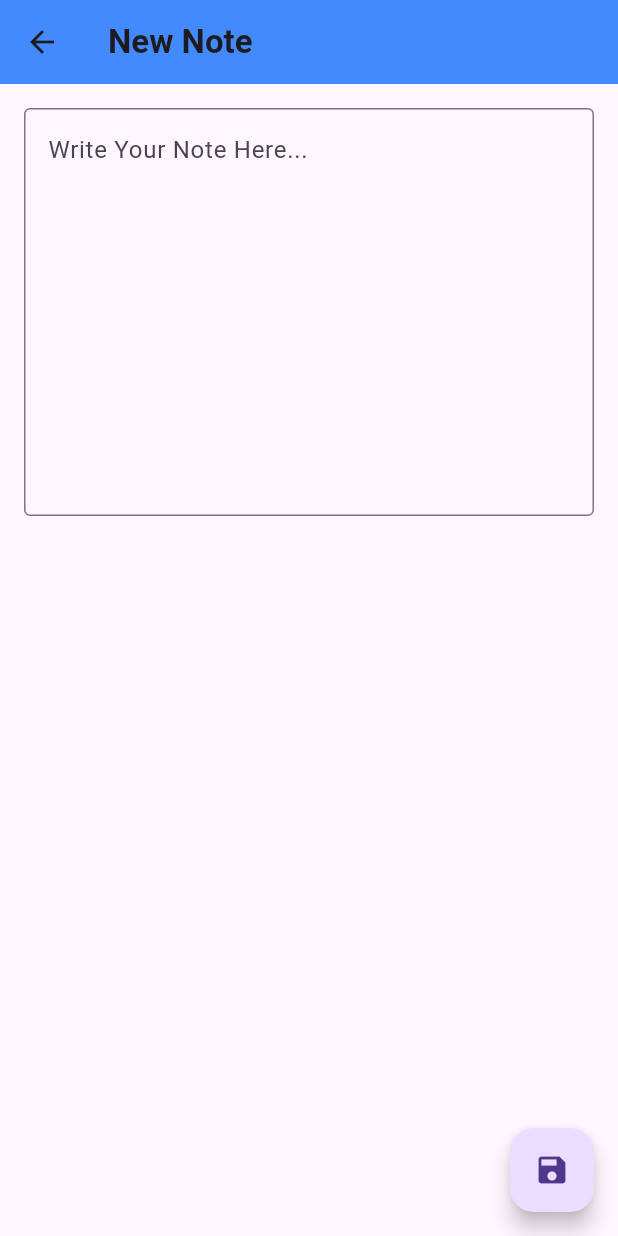
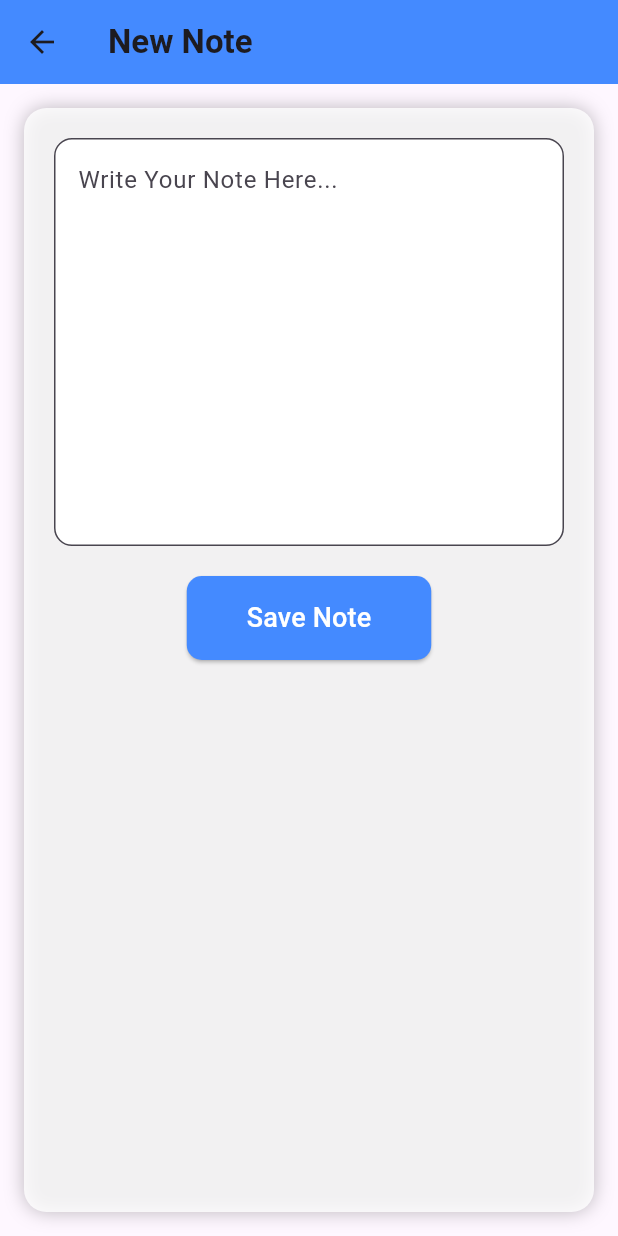
Before and after one commit to Hiteshgurnani123/AI_Notes_App, a Flutter app: the AddEditNoteScreen screen opened directly, on a phone screen of 412 x 824 dp. Run offline on Flutter 3.47's test engine with Material 3 defaults, Android fonts, the phone set to English and light mode, and no system bars; our stand-ins replace firebase_auth; accounts and stored records are empty.

```diff
--- a/lib/AddEditNoteScreen.dart
+++ b/lib/AddEditNoteScreen.dart
@@ -1,5 +1,3 @@
-import 'dart:js';
-
 import 'package:flutter/material.dart';
 
 class AddEditNoteScreen extends StatefulWidget {
@@ -24,21 +22,48 @@ class _AddEditNoteScreenState extends State<AddEditNoteScreen> {
       ),
       body: Padding(
         padding: const EdgeInsets.all(16.0),
-          child: TextField(
+        child: Container(
+          decoration: BoxDecoration(
+            color: Colors.white.withOpacity(0.8),
+            borderRadius: BorderRadius.circular(15),
+            boxShadow: [BoxShadow(color: Colors.black26, blurRadius: 10)],
+          ),
+          padding: EdgeInsets.all(20),
+          child: Column(
+            children: [
+              TextField(
                 controller: _controller,
                 maxLines: 10,
                 decoration: InputDecoration(
                   hintText: "Write Your Note Here...",
-              border: OutlineInputBorder(),
+                  border: OutlineInputBorder(
+                      borderRadius: BorderRadius.circular(12)),
+                  filled: true,
+                  fillColor: Colors.white,
+                ),
+              ),
+              SizedBox(
+                height: 20,
+              ),
+              ElevatedButton(
+                  onPressed: () {
+                    Navigator.pop(context);
+                  },
+                  style: ElevatedButton.styleFrom(
+                    padding: EdgeInsets.symmetric(horizontal: 40, vertical: 15),
+                    backgroundColor: Colors.blueAccent,
+                    shape: RoundedRectangleBorder(
+                        borderRadius: BorderRadius.circular(10)),
+                  ),
+                  child: Text(
+                    "Save Note",
+                    style: TextStyle(fontSize: 18, color: Colors.white),
+                  ))
+            ],
           ),
         ),
       ),
-        floatingActionButton: FloatingActionButton(
-          onPressed: () {
-            //TODO: save note to firebase;
-          },
-          child: Icon(Icons.save),
-        ));
+    );
   }
 }
 
--- a/lib/main.dart
+++ b/lib/main.dart
@@ -11,7 +11,6 @@ class MyApp extends StatelessWidget {
 
   @override
   Widget build(BuildContext context) {
-    return MaterialApp(
-        debugShowCheckedModeBanner: false, home: NotesListScreen());
+    return MaterialApp(debugShowCheckedModeBanner: false, home: LoginScreen());
   }
 }
```
Also changed, not shown: lib/profileScreen.dart (+25 -3 lines). Lines whose indentation alone changed are shown as unchanged.
